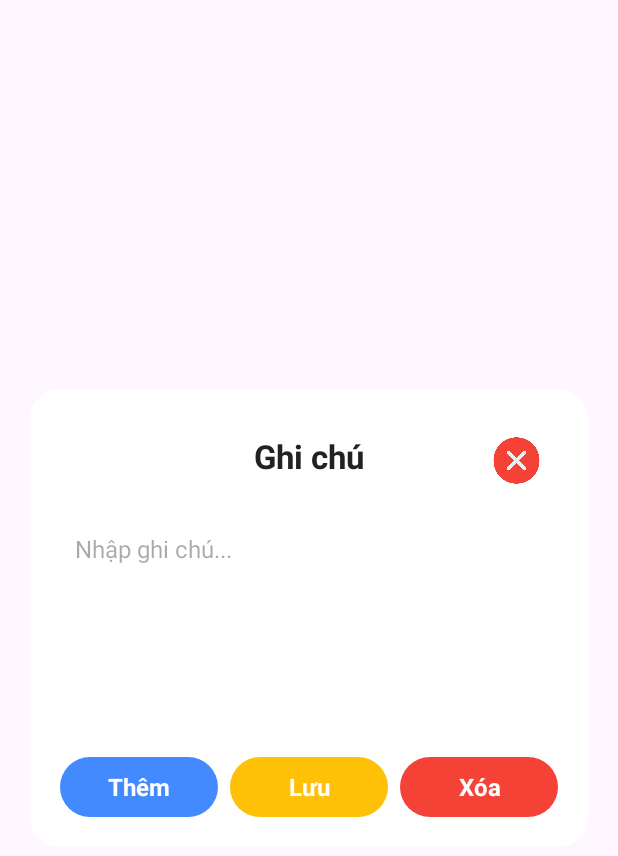
After one commit to anhkiet-dao/Project, an Android app: the NoteActivity screen opened directly, with no data from a screen before it, on a phone screen of 412 x 824 dp. The commit adds this screen. Shown: the top 856 px of the screen. Run offline under Robolectric (Android 15) with nearby library versions, the light colour scheme and no system bars; 1 statement that could not run was skipped.

Commit message:
update 21/11/2025

```diff
--- a/app/src/main/AndroidManifest.xml
+++ b/app/src/main/AndroidManifest.xml
@@ -39,6 +39,9 @@
             android:exported="false" />
 
         <activity android:name=".user.UserInfoActivity"
+            android:exported="false" />
+
+        <activity android:name=".application.NoteActivity"
             android:exported="false" />
 
         <activity android:name=".user.ProfileActivity"
--- /dev/null
+++ b/app/src/main/java/com/example/do_an/application/NoteActivity.java
@@ -0,0 +1,110 @@
+package com.example.do_an.application;
+
+import android.content.SharedPreferences;
+import android.os.Bundle;
+import android.view.View;
+import android.widget.EditText;
+import android.widget.ImageView;
+import android.widget.TextView;
+import android.widget.Toast;
+
+import androidx.appcompat.app.AppCompatActivity;
+
+import com.example.do_an.R;
+
+public class NoteActivity extends AppCompatActivity {
+
+    private EditText edtNote;
+    private ImageView btnClose;
+    private TextView btnAdd, btnUpdate, btnDelete, txtTitleNote;
+
+    private SharedPreferences pref;
+    private static final String PREF_NAME = "MY_NOTE_PER_PAGE";
+
+    private String uniqueNoteKey;
+    private int pageNumber;
+    private String storyTitleDisplay;
+
+    @Override
+    protected void onCreate(Bundle savedInstanceState) {
+        super.onCreate(savedInstanceState);
+        setContentView(R.layout.popup_note);
+
+        edtNote = findViewById(R.id.edtNoteContent);
+        btnAdd = findViewById(R.id.btnAddNote);
+        btnUpdate = findViewById(R.id.btnUpdateNote);
+        btnDelete = findViewById(R.id.btnDeleteNote);
+        btnClose = findViewById(R.id.btnClose);
+
+        String noteContextId = getIntent().getStringExtra("NOTE_CONTEXT_ID");
+        pageNumber = getIntent().getIntExtra("PAGE_NUMBER", 0);
+        storyTitleDisplay = getIntent().getStringExtra("STORY_TITLE_DISPLAY");
+
+        if (noteContextId == null || pageNumber <= 0) {
+            Toast.makeText(this, "Lỗi: Không xác định được trang ghi chú.", Toast.LENGTH_LONG).show();
+            finish();
+            return;
+        }
+
+        uniqueNoteKey = noteContextId + "_PAGE_" + pageNumber;
+
+        if (txtTitleNote != null) {
+            txtTitleNote.setText(storyTitleDisplay + " - Trang " + pageNumber);
+            txtTitleNote.setVisibility(View.VISIBLE);
+        }
+
+        pref = getSharedPreferences(PREF_NAME, MODE_PRIVATE);
+
+        String savedNote = pref.getString(uniqueNoteKey, "");
+        edtNote.setText(savedNote);
+
+        updateButtonStates(savedNote.isEmpty());
+
+        btnAdd.setOnClickListener(v -> {
+            String text = edtNote.getText().toString().trim();
+            if (text.isEmpty()) {
+                Toast.makeText(this, "Vui lòng nhập nội dung!", Toast.LENGTH_SHORT).show();
+                return;
+            }
+
+            pref.edit().putString(uniqueNoteKey, text).apply();
+            Toast.makeText(this, "Đã thêm ghi chú ở trang " + pageNumber + "!", Toast.LENGTH_SHORT).show();
+
+            updateButtonStates(false);
+        });
+
+        btnUpdate.setOnClickListener(v -> {
+            String text = edtNote.getText().toString().trim();
+            if (text.isEmpty()) {
+                Toast.makeText(this, "Vui lòng nhập nội dung!", Toast.LENGTH_SHORT).show();
+                return;
+            }
+
+            pref.edit().putString(uniqueNoteKey, text).apply();
+            Toast.makeText(this, "Đã sửa ghi chú ở trang " + pageNumber + "!", Toast.LENGTH_SHORT).show();
+        });
+
+        btnDelete.setOnClickListener(v -> {
+            pref.edit().remove(uniqueNoteKey).apply();
+            edtNote.setText("");
+
+            Toast.makeText(this, "Đã xóa ghi chú ở trang " + pageNumber + "!", Toast.LENGTH_SHORT).show();
+
+            updateButtonStates(true);
+        });
+
+        btnClose.setOnClickListener(v -> finish());
+    }
+
+    private void updateButtonStates(boolean noNote) {
+        if (noNote) {
+            btnAdd.setVisibility(View.VISIBLE);
+            btnUpdate.setVisibility(View.GONE);
+            btnDelete.setVisibility(View.GONE);
+        } else {
+            btnAdd.setVisibility(View.GONE);
+            btnUpdate.setVisibility(View.VISIBLE);
+            btnDelete.setVisibility(View.VISIBLE);
+        }
+    }
+}
--- /dev/null
+++ b/app/src/main/res/drawable/bg_button_danger.xml
@@ -0,0 +1,15 @@
+<selector xmlns:android="http://schemas.android.com/apk/res/android">
+    <item android:state_pressed="true">
+        <shape>
+            <solid android:color="#D32F2F"/>
+            <corners android:radius="150dp"/>
+        </shape>
+    </item>
+
+    <item>
+        <shape>
+            <solid android:color="#F44336"/>
+            <corners android:radius="150dp"/>
+        </shape>
+    </item>
+</selector>
--- /dev/null
+++ b/app/src/main/res/drawable/bg_button_primary.xml
@@ -0,0 +1,15 @@
+<selector xmlns:android="http://schemas.android.com/apk/res/android">
+    <item android:state_pressed="true">
+        <shape>
+            <solid android:color="#2979FF"/>
+            <corners android:radius="150dp"/>
+        </shape>
+    </item>
+
+    <item>
+        <shape>
+            <solid android:color="#448AFF"/>
+            <corners android:radius="150dp"/>
+        </shape>
+    </item>
+</selector>
--- /dev/null
+++ b/app/src/main/res/drawable/bg_button_warning.xml
@@ -0,0 +1,15 @@
+<selector xmlns:android="http://schemas.android.com/apk/res/android">
+    <item android:state_pressed="true">
+        <shape>
+            <solid android:color="#FF9800"/>
+            <corners android:radius="150dp"/>
+        </shape>
+    </item>
+
+    <item>
+        <shape>
+            <solid android:color="#FFC107"/>
+            <corners android:radius="150dp"/>
+        </shape>
+    </item>
+</selector>
--- /dev/null
+++ b/app/src/main/res/layout/popup_note.xml
@@ -0,0 +1,103 @@
+<?xml version="1.0" encoding="utf-8"?>
+<LinearLayout xmlns:android="http://schemas.android.com/apk/res/android"
+    android:orientation="vertical"
+    android:padding="20dp"
+    android:layout_margin="20dp"
+    android:background="@drawable/bg_settings_card"
+    android:gravity="center_horizontal"
+    android:layout_width="match_parent"
+    android:layout_gravity="center"
+    android:layout_height="wrap_content">
+
+    <RelativeLayout
+        android:layout_width="match_parent"
+        android:layout_height="wrap_content"
+        android:layout_margin="10dp">
+
+        <!-- Title -->
+        <TextView
+            android:id="@+id/txtTitle"
+            android:text="Ghi chú"
+            android:textSize="22sp"
+            android:textStyle="bold"
+            android:textColor="#222222"
+            android:gravity="center_vertical"
+            android:layout_centerHorizontal="true"
+            android:layout_width="wrap_content"
+            android:layout_height="wrap_content" />
+
+        <!-- Close Icon -->
+        <ImageView
+            android:id="@+id/btnClose"
+            android:layout_width="35dp"
+            android:layout_height="35dp"
+            android:src="@drawable/cross"
+            android:background="?selectableItemBackgroundBorderless"
+            android:contentDescription="Close"
+            android:layout_alignParentRight="true"
+            android:layout_centerVertical="true" />
+
+    </RelativeLayout>
+
+
+
+    <EditText
+        android:id="@+id/edtNoteContent"
+        android:layout_width="match_parent"
+        android:layout_height="150dp"
+        android:layout_marginTop="10dp"
+        android:padding="10dp"
+        android:background="@drawable/bg_dialog"
+        android:textColor="#222222"
+        android:textSize="16sp"
+        android:gravity="top"
+        android:hint="Nhập ghi chú..." />
+
+    <LinearLayout
+        android:layout_width="match_parent"
+        android:layout_height="wrap_content"
+        android:orientation="horizontal"
+        android:gravity="center"
+        android:layout_marginTop="10dp">
+
+        <TextView
+            android:id="@+id/btnAddNote"
+            android:text="Thêm"
+            android:textSize="16sp"
+            android:layout_marginEnd="8dp"
+            android:layout_width="0dp"
+            android:layout_height="40dp"
+            android:gravity="center"
+            android:textStyle="bold"
+            android:layout_weight="1"
+            android:background="@drawable/bg_button_primary"
+            android:textColor="#FFFFFF"/>
+
+        <TextView
+            android:id="@+id/btnUpdateNote"
+            android:text="Lưu"
+            android:textSize="16sp"
+            android:layout_marginEnd="8dp"
+            android:layout_width="0dp"
+            android:layout_height="40dp"
+            android:layout_weight="1"
+            android:textStyle="bold"
+            android:gravity="center"
+            android:background="@drawable/bg_button_warning"
+            android:textColor="#FFFFFF" />
+
+        <TextView
+            android:id="@+id/btnDeleteNote"
+            android:text="Xóa"
+            android:textSize="16sp"
+            android:layout_width="0dp"
+            android:layout_height="40dp"
+            android:textStyle="bold"
+            android:layout_weight="1"
+            android:gravity="center"
+            android:background="@drawable/bg_button_danger"
+            android:textColor="#FFFFFF" />
+
+    </LinearLayout>
+
+</LinearLayout>
```
Also changed, not shown: app/src/main/java/com/example/do_an/application/PdfViewerController.java (+8 -0 lines), app/src/main/java/com/example/do_an/application/ReadActivity.java (+21 -2 lines), app/src/main/res/layout/activity_reading.xml (+10 -2 lines), app/src/main/res/drawable/cross.png (added), app/src/main/res/drawable/ic_note.png (added).
